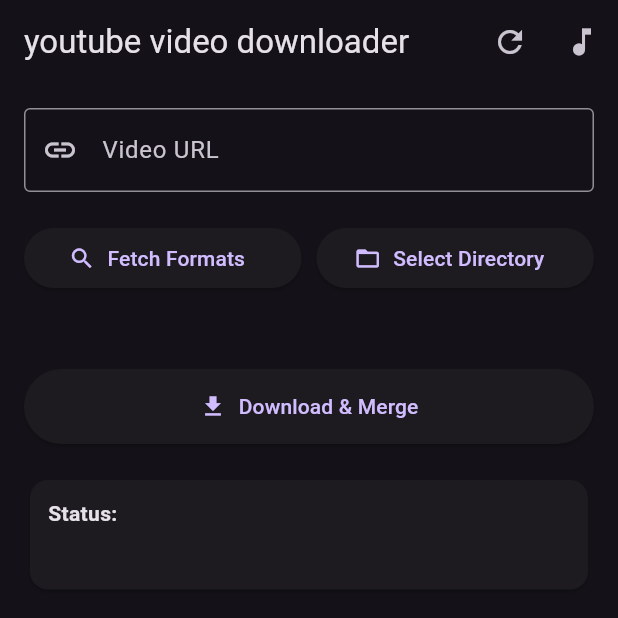
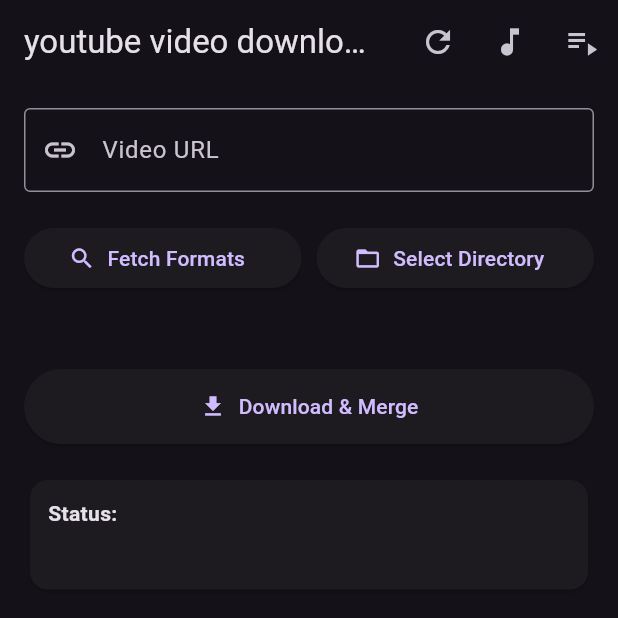
Before and after one commit to TaherML1/youtube-downloader, a Flutter app: the screen it shows after launch, on a phone screen of 412 x 824 dp, the top half of it. Run offline on Flutter 3.47's test engine with Material 3 defaults, Android fonts, the phone set to English and light mode, and no system bars; our stand-ins replace file_picker, shared_preferences; missing offline and left inert: process_run.

Commit message:
youtube download playlist option added

```diff
--- a/lib/main.dart
+++ b/lib/main.dart
@@ -3,12 +3,15 @@ import 'package:process_run/shell.dart';
 import 'package:file_picker/file_picker.dart';
 import 'package:shared_preferences/shared_preferences.dart';
 import 'package:youtube_downloader/AudioDownloadWidget.dart';
+import 'package:youtube_downloader/playlist_download_widget.dart';
 
 void main() {
   runApp(MyApp());
 }
 
 class MyApp extends StatelessWidget {
+  const MyApp({super.key});
+
   @override
   Widget build(BuildContext context) {
     return MaterialApp(
@@ -25,6 +28,8 @@ class MyApp extends StatelessWidget {
 }
 
 class YtDlpIntegration extends StatefulWidget {
+  const YtDlpIntegration({super.key});
+
   @override
   _YtDlpIntegrationState createState() => _YtDlpIntegrationState();
 }
@@ -156,14 +161,14 @@ class _YtDlpIntegrationState extends State<YtDlpIntegration> {
 Widget build(BuildContext context) {
   return Scaffold(
     appBar: AppBar(
-      title: Text('youtube video downloader'),
+      title: const Text('youtube video downloader'),
       actions: [
         IconButton(
-          icon: Icon(Icons.refresh),
+          icon: const Icon(Icons.refresh),
           onPressed: _resetFields,
         ),
         IconButton(
-          icon: Icon(Icons.music_note),
+          icon: const Icon(Icons.music_note),
           onPressed: () {
             Navigator.push(
               context,
@@ -171,6 +176,15 @@ Widget build(BuildContext context) {
             );
           },
         ),
+         IconButton(
+    icon: const Icon(Icons.playlist_play),
+    onPressed: () {
+      Navigator.push(
+        context,
+        MaterialPageRoute(builder: (context) => PlaylistDownloadWidget()),
+      );
+    },
+  ),
       ],
     ),
     body: Padding(
@@ -179,36 +193,36 @@ Widget build(BuildContext context) {
         children: [
           TextField(
             controller: _urlController,
-            decoration: InputDecoration(
+            decoration: const InputDecoration(
               labelText: 'Video URL',
               border: OutlineInputBorder(),
               prefixIcon: Icon(Icons.link),
             ),
           ),
-          SizedBox(height: 20),
+          const SizedBox(height: 20),
           Row(
             children: [
               Expanded(
                 child: ElevatedButton.icon(
-                  icon: Icon(Icons.search),
-                  label: Text('Fetch Formats'),
+                  icon: const Icon(Icons.search),
+                  label: const Text('Fetch Formats'),
                   onPressed: _fetchFormats,
                 ),
               ),
-              SizedBox(width: 10),
+              const SizedBox(width: 10),
               Expanded(
                 child: ElevatedButton.icon(
-                  icon: Icon(Icons.folder_open),
-                  label: Text('Select Directory'),
+                  icon: const Icon(Icons.folder_open),
+                  label: const Text('Select Directory'),
                   onPressed: _pickDirectory,
                 ),
               ),
             ],
           ),
-          SizedBox(height: 20),
+          const SizedBox(height: 20),
           if (_videoFormats.isNotEmpty)
             DropdownButtonFormField<String>(
-              decoration: InputDecoration(
+              decoration: const InputDecoration(
                 labelText: 'Video Format',
                 border: OutlineInputBorder(),
               ),
@@ -219,10 +233,10 @@ Widget build(BuildContext context) {
               )).toList(),
               onChanged: (value) => setState(() => _selectedVideoFormat = value),
             ),
-          SizedBox(height: 10),
+          const SizedBox(height: 10),
           if (_audioFormats.isNotEmpty)
             DropdownButtonFormField<String>(
-              decoration: InputDecoration(
+              decoration: const InputDecoration(
                 labelText: 'Audio Format',
                 border: OutlineInputBorder(),
               ),
@@ -233,18 +247,18 @@ Widget build(BuildContext context) {
               )).toList(),
               onChanged: (value) => setState(() => _selectedAudioFormat = value),
             ),
-          SizedBox(height: 20),
+          const SizedBox(height: 20),
           ElevatedButton.icon(
-            icon: Icon(Icons.download),
-            label: Text('Download & Merge'),
+            icon: const Icon(Icons.download),
+            label: const Text('Download & Merge'),
             onPressed: _downloadVideo,
             style: ElevatedButton.styleFrom(
-              padding: EdgeInsets.symmetric(vertical: 15),
+              padding: const EdgeInsets.symmetric(vertical: 15),
             ),
           ),
-          SizedBox(height: 20),
+          const SizedBox(height: 20),
           if (_isLoading)
-            Center(child: CircularProgressIndicator())
+            const Center(child: CircularProgressIndicator())
           else
             Card(
               child: Padding(
@@ -252,17 +266,17 @@ Widget build(BuildContext context) {
                 child: Column(
                   crossAxisAlignment: CrossAxisAlignment.start,
                   children: [
-                    Text('Status:', style: TextStyle(fontWeight: FontWeight.bold)),
-                    SizedBox(height: 8),
-                    Text(_output, style: TextStyle(color: Colors.green)),
+                    const Text('Status:', style: TextStyle(fontWeight: FontWeight.bold)),
+                    const SizedBox(height: 8),
+                    Text(_output, style: const TextStyle(color: Colors.green)),
                     if (_selectedDirectory != null) ...[
-                      SizedBox(height: 12),
-                      Text('Download Directory:', style: TextStyle(fontWeight: FontWeight.bold)),
+                      const SizedBox(height: 12),
+                      const Text('Download Directory:', style: TextStyle(fontWeight: FontWeight.bold)),
                       Text(_selectedDirectory!),
                     ],
                     if (_videoTitle != null) ...[
-                      SizedBox(height: 12),
-                      Text('Video Title:', style: TextStyle(fontWeight: FontWeight.bold)),
+                      const SizedBox(height: 12),
+                      const Text('Video Title:', style: TextStyle(fontWeight: FontWeight.bold)),
                       Text(_videoTitle!),
                     ],
                   ],
--- a/pubspec.yaml
+++ b/pubspec.yaml
@@ -39,6 +39,10 @@ dependencies:
   file_picker: ^8.3.1
   shared_preferences: ^2.5.1
   font_awesome_flutter: ^10.8.0
+  flutter_neumorphic: ^3.2.0
+  cached_network_image: ^3.4.1
+  shimmer: ^3.0.0
+  url_launcher: ^6.3.1
 
 dev_dependencies:
   flutter_test:
```
Also changed, not shown: lib/AudioDownloadWidget.dart (+26 -24 lines), lib/playlist_download_widget.dart (added, +260 -0 lines), pubspec.lock, 5 other files.
